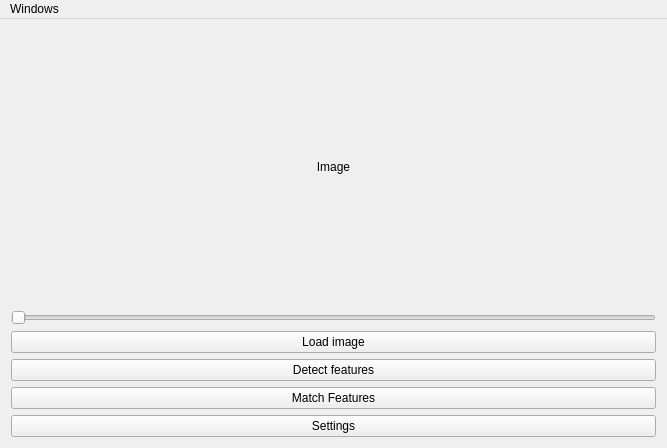
Cambloid/clockwise, file Source/UI/MainWindow/MainWindow.ui: the form before one commit.
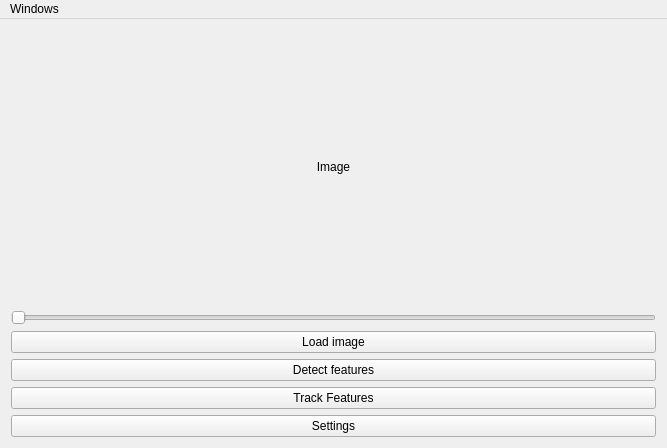
The form after the commit.

Commit message:
Changed default feature detector from SIFT to ORB
some ui changes

What changed in the file:
```diff
--- a/Source/UI/MainWindow/MainWindow.ui
+++ b/Source/UI/MainWindow/MainWindow.ui
@@ -55,7 +55,7 @@
     <item>
      <widget class="QPushButton" name="btnMatchFeatures">
       <property name="text">
-       <string>Match Features</string>
+       <string>Track Features</string>
       </property>
      </widget>
     </item>
```
Left out of the diff: 2 changed lines with no effect on the pictures. The commit also changes 7 other files.
